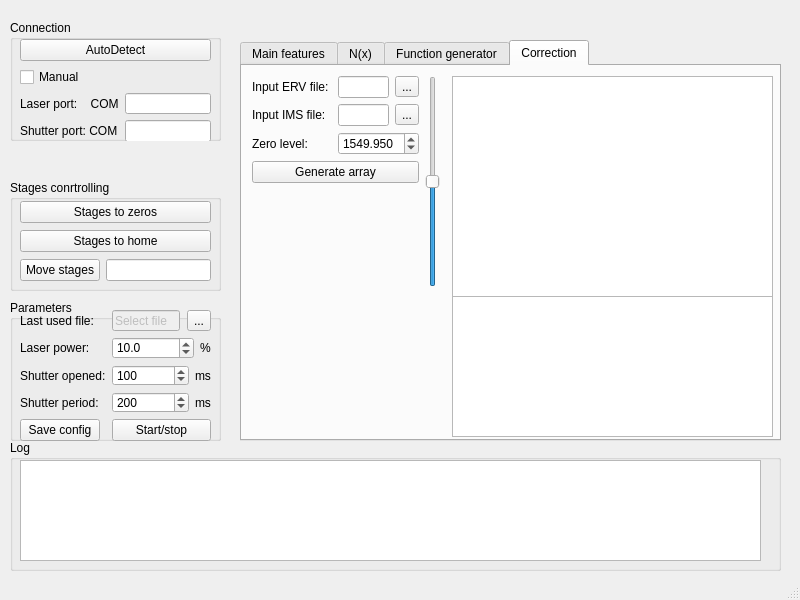
First picture: the form in ui/IM.ui, repository al509/LabSoft, before the edit.
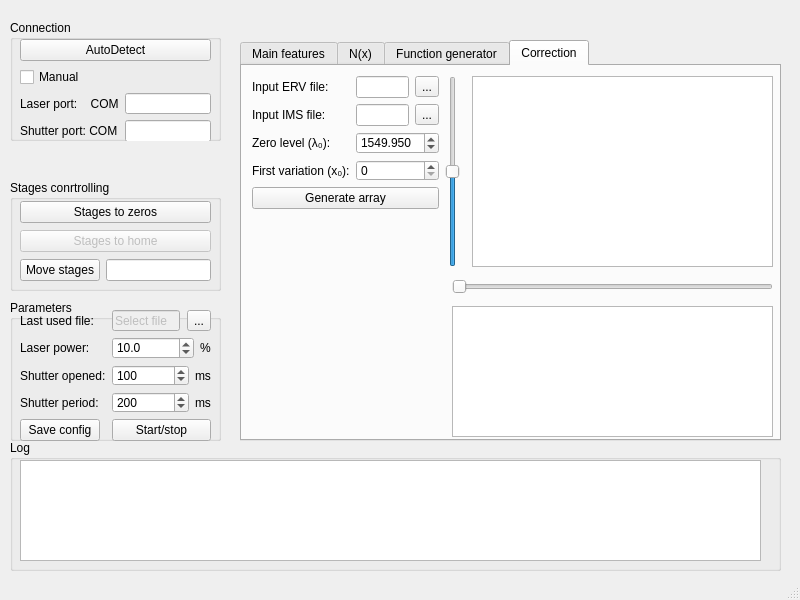
Second picture: the form after the edit. The open tabs and pages were chosen to show the change.

Commit message: Second slider added to correction algorithm

```diff
--- a/ui/IM.ui
+++ b/ui/IM.ui
@@ -695,19 +695,19 @@
       <property name="geometry">
        <rect>
         <x>210</x>
-        <y>230</y>
+        <y>240</y>
         <width>321</width>
-        <height>141</height>
+        <height>131</height>
        </rect>
       </property>
      </widget>
      <widget class="QGraphicsView" name="ERVView">
       <property name="geometry">
        <rect>
-        <x>210</x>
+        <x>230</x>
         <y>10</y>
-        <width>321</width>
-        <height>221</height>
+        <width>301</width>
+        <height>191</height>
        </rect>
       </property>
      </widget>
@@ -717,10 +717,10 @@
       </property>
       <property name="geometry">
        <rect>
-        <x>180</x>
+        <x>200</x>
         <y>10</y>
         <width>22</width>
-        <height>211</height>
+        <height>191</height>
        </rect>
       </property>
       <property name="autoFillBackground">
@@ -750,8 +750,8 @@
        <rect>
         <x>10</x>
         <y>10</y>
-        <width>167</width>
-        <height>111</height>
+        <width>187</width>
+        <height>133</height>
        </rect>
       </property>
       <layout class="QFormLayout" name="correctionLayout">
@@ -801,7 +801,7 @@
        <item row="2" column="0">
         <widget class="QLabel" name="ZeroLevelLabel">
          <property name="text">
-          <string>Zero level:</string>
+          <string>Zero level (λ₀):</string>
          </property>
         </widget>
        </item>
@@ -824,7 +824,7 @@
          </property>
         </widget>
        </item>
-       <item row="3" column="0" colspan="2">
+       <item row="4" column="0" colspan="2">
         <widget class="QPushButton" name="calcCorrectionButton">
          <property name="text">
           <string>Generate array</string>
@@ -838,8 +838,35 @@
          </property>
         </widget>
        </item>
+       <item row="3" column="0">
+        <widget class="QLabel" name="x0Label">
+         <property name="text">
+          <string>First variation (x₀):</string>
+         </property>
+        </widget>
+       </item>
+       <item row="3" column="1">
+        <widget class="QSpinBox" name="x0Box">
+         <property name="singleStep">
+          <number>5</number>
+         </property>
+        </widget>
+       </item>
       </layout>
      </widget>
+     <widget class="QSlider" name="x0Slider">
+      <property name="geometry">
+       <rect>
+        <x>210</x>
+        <y>210</y>
+        <width>321</width>
+        <height>21</height>
+       </rect>
+      </property>
+      <property name="orientation">
+       <enum>Qt::Horizontal</enum>
+      </property>
+     </widget>
     </widget>
    </widget>
    <widget class="QGroupBox" name="StagesConrtolBox">
@@ -883,6 +910,9 @@
       </item>
       <item row="1" column="0" colspan="2">
        <widget class="QPushButton" name="StagesToHomeButton">
+        <property name="enabled">
+         <bool>false</bool>
+        </property>
         <property name="text">
          <string>Stages to home</string>
         </property>
```
Left out of the diff: 11 changed lines with no effect on the pictures. The commit also changes 2 other files.
